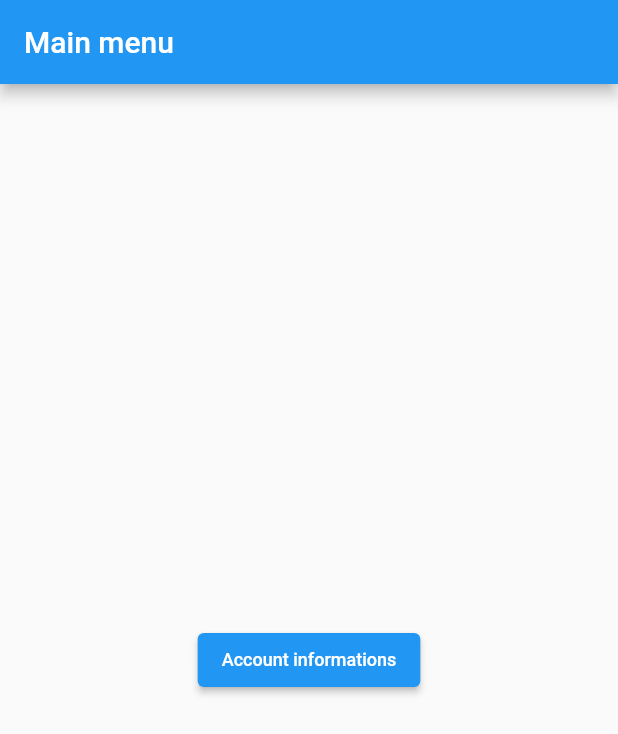
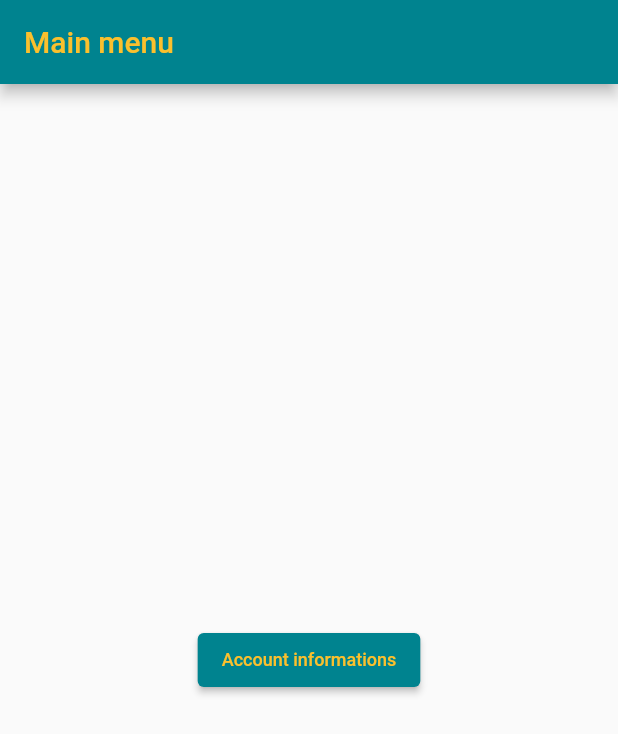
Before and after one commit to nathanvandeperre97/Riot-api-flutter, a Flutter app: the screen it shows after launch, on a phone screen of 412 x 824 dp. Shown: the top 734 px of the screen. Run offline on Flutter 3.47's test engine with Material 2 defaults, Android fonts, the phone set to English and light mode, and no system bars; our stand-ins replace easy_localization.

Commit message:
feat(translations) : add translations and colors

```diff
--- a/assets/translations/en.json
+++ b/assets/translations/en.json
@@ -1,4 +1,5 @@
 {
     "main_menu_title": "Main menu",
-    "account_menu_button": "Account informations"
+    "account_menu_button": "Account informations",
+    "account_menu_title": "Account informations"
 }
--- a/assets/translations/fr.json
+++ b/assets/translations/fr.json
@@ -1,4 +1,5 @@
 {
     "main_menu_title": "Menu principal",
-    "account_menu_button": "Informations du compte"
+    "account_menu_button": "Informations du compte",
+    "account_menu_title": "Informations du compte"
 }
--- a/lib/pages/main_menu_page.dart
+++ b/lib/pages/main_menu_page.dart
@@ -1,5 +1,6 @@
 import 'package:flutter/material.dart';
 import 'package:easy_localization/easy_localization.dart';
+import 'package:riot_api_flutter/utils/colors.dart';
 
 class MainMenuPage extends StatefulWidget {
   static const routeName = "/main_menu";
@@ -15,7 +16,11 @@ class _MainMenuPageState extends State<MainMenuPage> {
   Widget build(BuildContext context) {
     return Scaffold(
       appBar: AppBar(
-        title: Text("main_menu_title".tr()),
+        backgroundColor: AppColors().backgroundColor,
+        title: Text(
+          "main_menu_title".tr(),
+          style: TextStyle(color: AppColors().textColor),
+        ),
       ),
       body: Center(
         child: Column(
@@ -31,14 +36,13 @@ class _MainMenuPageState extends State<MainMenuPage> {
       ElevatedButton(
         style: ElevatedButton.styleFrom(
           shape: RoundedRectangleBorder(borderRadius: BorderRadius.circular(4)),
-          primary: Colors.blue,
-          onPrimary: Colors.yellow,
+          primary: AppColors().backgroundColor,
         ),
         onPressed: () => Navigator.of(context).pushNamed("/account"),
         child: Text(
           "account_menu_button".tr(),
           style: TextStyle(
-            color: Colors.white,
+            color: AppColors().textColor,
             fontSize: 12,
           ),
         ),
--- /dev/null
+++ b/lib/utils/colors.dart
@@ -0,0 +1,6 @@
+import 'package:flutter/material.dart';
+
+class AppColors {
+  final Color backgroundColor = Color(Colors.cyan[800].value);
+  final Color textColor = Colors.yellow[700];
+}
```
Also changed, not shown: lib/pages/account_page.dart (+7 -1 lines), 1 other file.
